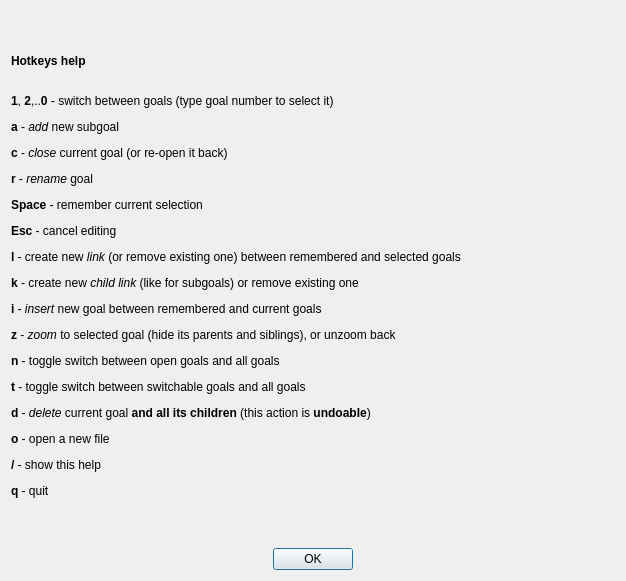
This is ui/hotkeys.ui in ahitrin/SiebenApp as Qt 5 draws it before an edit. The edited form follows.
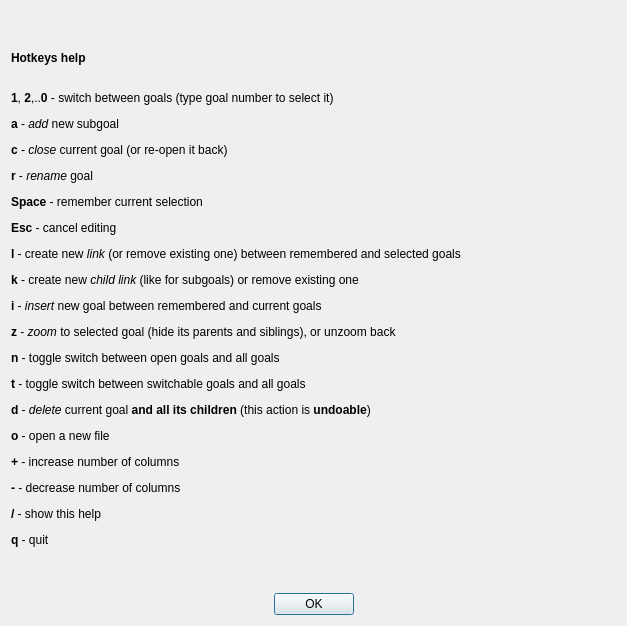
This is the edited form.

Commit message: Adjust column count with +/- buttons

```diff
--- a/ui/hotkeys.ui
+++ b/ui/hotkeys.ui
@@ -6,8 +6,8 @@
    <rect>
     <x>0</x>
     <y>0</y>
-    <width>626</width>
-    <height>581</height>
+    <width>627</width>
+    <height>626</height>
    </rect>
   </property>
   <property name="windowTitle">
@@ -20,7 +20,7 @@
    <item>
     <widget class="QLabel" name="label_text">
      <property name="text">
-      <string>&lt;html&gt;&lt;head/&gt;&lt;body&gt;&lt;p&gt;&lt;span style=&quot; font-weight:600;&quot;&gt;Hotkeys help&lt;/span&gt;&lt;/p&gt;&lt;p&gt;&lt;br/&gt;&lt;span style=&quot; font-weight:600;&quot;&gt;1&lt;/span&gt;, &lt;span style=&quot; font-weight:600;&quot;&gt;2&lt;/span&gt;,..&lt;span style=&quot; font-weight:600;&quot;&gt;0&lt;/span&gt; - switch between goals (type goal number to select it)&lt;/p&gt;&lt;p&gt;&lt;span style=&quot; font-weight:600;&quot;&gt;a&lt;/span&gt; - &lt;span style=&quot; font-style:italic;&quot;&gt;add&lt;/span&gt; new subgoal&lt;/p&gt;&lt;p&gt;&lt;span style=&quot; font-weight:600;&quot;&gt;c&lt;/span&gt; - &lt;span style=&quot; font-style:italic;&quot;&gt;close&lt;/span&gt; current goal (or re-open it back)&lt;/p&gt;&lt;p&gt;&lt;span style=&quot; font-weight:600;&quot;&gt;r&lt;/span&gt; - &lt;span style=&quot; font-style:italic;&quot;&gt;rename&lt;/span&gt; goal&lt;/p&gt;&lt;p&gt;&lt;span style=&quot; font-weight:600;&quot;&gt;Space&lt;/span&gt; - remember current selection&lt;/p&gt;&lt;p&gt;&lt;span style=&quot; font-weight:600;&quot;&gt;Esc&lt;/span&gt; - cancel editing&lt;/p&gt;&lt;p&gt;&lt;span style=&quot; font-weight:600;&quot;&gt;l&lt;/span&gt; - create new &lt;span style=&quot; font-style:italic;&quot;&gt;link&lt;/span&gt; (or remove existing one) between remembered and selected goals&lt;/p&gt;&lt;p&gt;&lt;span style=&quot; font-weight:600;&quot;&gt;k&lt;/span&gt; - create new &lt;span style=&quot; font-style:italic;&quot;&gt;child link&lt;/span&gt; (like for subgoals) or remove existing one&lt;/p&gt;&lt;p&gt;&lt;span style=&quot; font-weight:600;&quot;&gt;i&lt;/span&gt; - &lt;span style=&quot; font-style:italic;&quot;&gt;insert&lt;/span&gt; new goal between remembered and current goals&lt;/p&gt;&lt;p&gt;&lt;span style=&quot; font-weight:600;&quot;&gt;z&lt;/span&gt; - &lt;span style=&quot; font-style:italic;&quot;&gt;zoom&lt;/span&gt; to selected goal (hide its parents and siblings), or unzoom back&lt;/p&gt;&lt;p&gt;&lt;span style=&quot; font-weight:600;&quot;&gt;n&lt;/span&gt; - toggle switch between open goals and all goals&lt;/p&gt;&lt;p&gt;&lt;span style=&quot; font-weight:600;&quot;&gt;t&lt;/span&gt; - toggle switch between switchable goals and all goals&lt;/p&gt;&lt;p&gt;&lt;span style=&quot; font-weight:600;&quot;&gt;d&lt;/span&gt; - &lt;span style=&quot; font-style:italic;&quot;&gt;delete&lt;/span&gt; current goal &lt;span style=&quot; font-weight:600;&quot;&gt;and all its children&lt;/span&gt; (this action is &lt;span style=&quot; font-weight:600;&quot;&gt;undoable&lt;/span&gt;)&lt;/p&gt;&lt;p&gt;&lt;span style=&quot; font-weight:600;&quot;&gt;o&lt;/span&gt; - open a new file&lt;/p&gt;&lt;p&gt;&lt;span style=&quot; font-weight:600;&quot;&gt;/&lt;/span&gt; - show this help&lt;/p&gt;&lt;p&gt;&lt;span style=&quot; font-weight:600;&quot;&gt;q&lt;/span&gt; - quit&lt;/p&gt;&lt;/body&gt;&lt;/html&gt;</string>
+      <string>&lt;html&gt;&lt;head/&gt;&lt;body&gt;&lt;p&gt;&lt;span style=&quot; font-weight:600;&quot;&gt;Hotkeys help&lt;/span&gt;&lt;/p&gt;&lt;p&gt;&lt;br/&gt;&lt;span style=&quot; font-weight:600;&quot;&gt;1&lt;/span&gt;, &lt;span style=&quot; font-weight:600;&quot;&gt;2&lt;/span&gt;,..&lt;span style=&quot; font-weight:600;&quot;&gt;0&lt;/span&gt; - switch between goals (type goal number to select it)&lt;/p&gt;&lt;p&gt;&lt;span style=&quot; font-weight:600;&quot;&gt;a&lt;/span&gt; - &lt;span style=&quot; font-style:italic;&quot;&gt;add&lt;/span&gt; new subgoal&lt;/p&gt;&lt;p&gt;&lt;span style=&quot; font-weight:600;&quot;&gt;c&lt;/span&gt; - &lt;span style=&quot; font-style:italic;&quot;&gt;close&lt;/span&gt; current goal (or re-open it back)&lt;/p&gt;&lt;p&gt;&lt;span style=&quot; font-weight:600;&quot;&gt;r&lt;/span&gt; - &lt;span style=&quot; font-style:italic;&quot;&gt;rename&lt;/span&gt; goal&lt;/p&gt;&lt;p&gt;&lt;span style=&quot; font-weight:600;&quot;&gt;Space&lt;/span&gt; - remember current selection&lt;/p&gt;&lt;p&gt;&lt;span style=&quot; font-weight:600;&quot;&gt;Esc&lt;/span&gt; - cancel editing&lt;/p&gt;&lt;p&gt;&lt;span style=&quot; font-weight:600;&quot;&gt;l&lt;/span&gt; - create new &lt;span style=&quot; font-style:italic;&quot;&gt;link&lt;/span&gt; (or remove existing one) between remembered and selected goals&lt;/p&gt;&lt;p&gt;&lt;span style=&quot; font-weight:600;&quot;&gt;k&lt;/span&gt; - create new &lt;span style=&quot; font-style:italic;&quot;&gt;child link&lt;/span&gt; (like for subgoals) or remove existing one&lt;/p&gt;&lt;p&gt;&lt;span style=&quot; font-weight:600;&quot;&gt;i&lt;/span&gt; - &lt;span style=&quot; font-style:italic;&quot;&gt;insert&lt;/span&gt; new goal between remembered and current goals&lt;/p&gt;&lt;p&gt;&lt;span style=&quot; font-weight:600;&quot;&gt;z&lt;/span&gt; - &lt;span style=&quot; font-style:italic;&quot;&gt;zoom&lt;/span&gt; to selected goal (hide its parents and siblings), or unzoom back&lt;/p&gt;&lt;p&gt;&lt;span style=&quot; font-weight:600;&quot;&gt;n&lt;/span&gt; - toggle switch between open goals and all goals&lt;/p&gt;&lt;p&gt;&lt;span style=&quot; font-weight:600;&quot;&gt;t&lt;/span&gt; - toggle switch between switchable goals and all goals&lt;/p&gt;&lt;p&gt;&lt;span style=&quot; font-weight:600;&quot;&gt;d&lt;/span&gt; - &lt;span style=&quot; font-style:italic;&quot;&gt;delete&lt;/span&gt; current goal &lt;span style=&quot; font-weight:600;&quot;&gt;and all its children&lt;/span&gt; (this action is &lt;span style=&quot; font-weight:600;&quot;&gt;undoable&lt;/span&gt;)&lt;/p&gt;&lt;p&gt;&lt;span style=&quot; font-weight:600;&quot;&gt;o&lt;/span&gt; - open a new file&lt;/p&gt;&lt;p&gt;&lt;span style=&quot; font-weight:600;&quot;&gt;+&lt;/span&gt; - increase number of columns&lt;/p&gt;&lt;p&gt;&lt;span style=&quot; font-weight:600;&quot;&gt;-&lt;/span&gt; - decrease number of columns&lt;/p&gt;&lt;p&gt;&lt;span style=&quot; font-weight:600;&quot;&gt;/&lt;/span&gt; - show this help&lt;/p&gt;&lt;p&gt;&lt;span style=&quot; font-weight:600;&quot;&gt;q&lt;/span&gt; - quit&lt;/p&gt;&lt;/body&gt;&lt;/html&gt;</string>
      </property>
     </widget>
    </item>
```
The commit also changes 1 other file.
